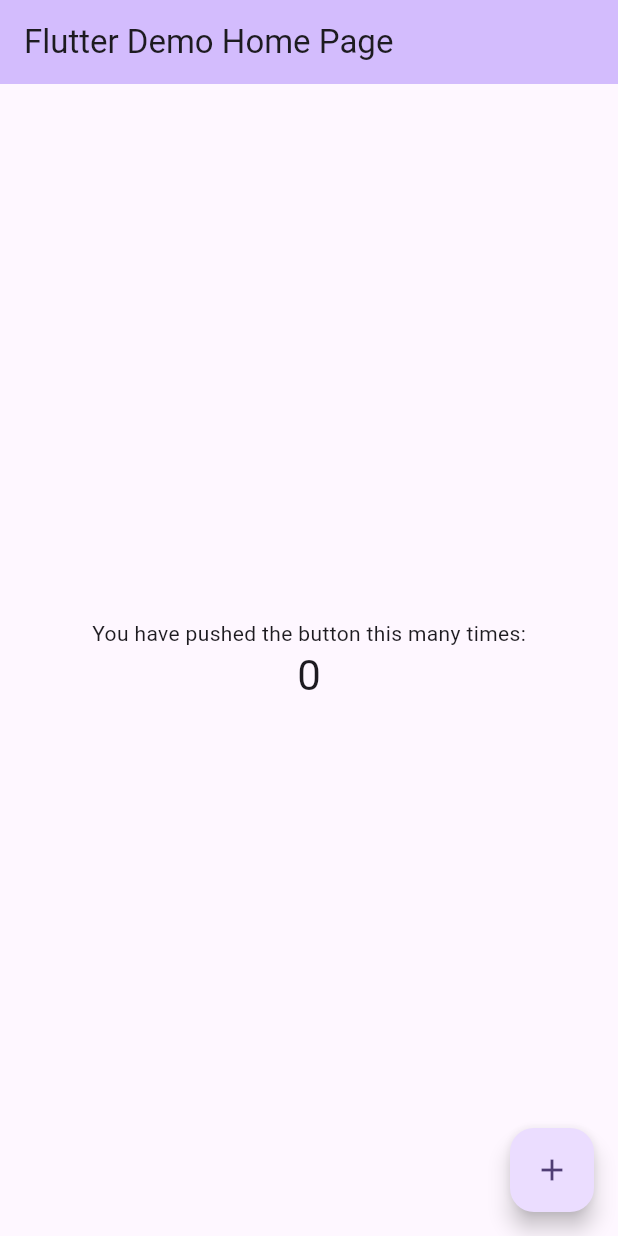
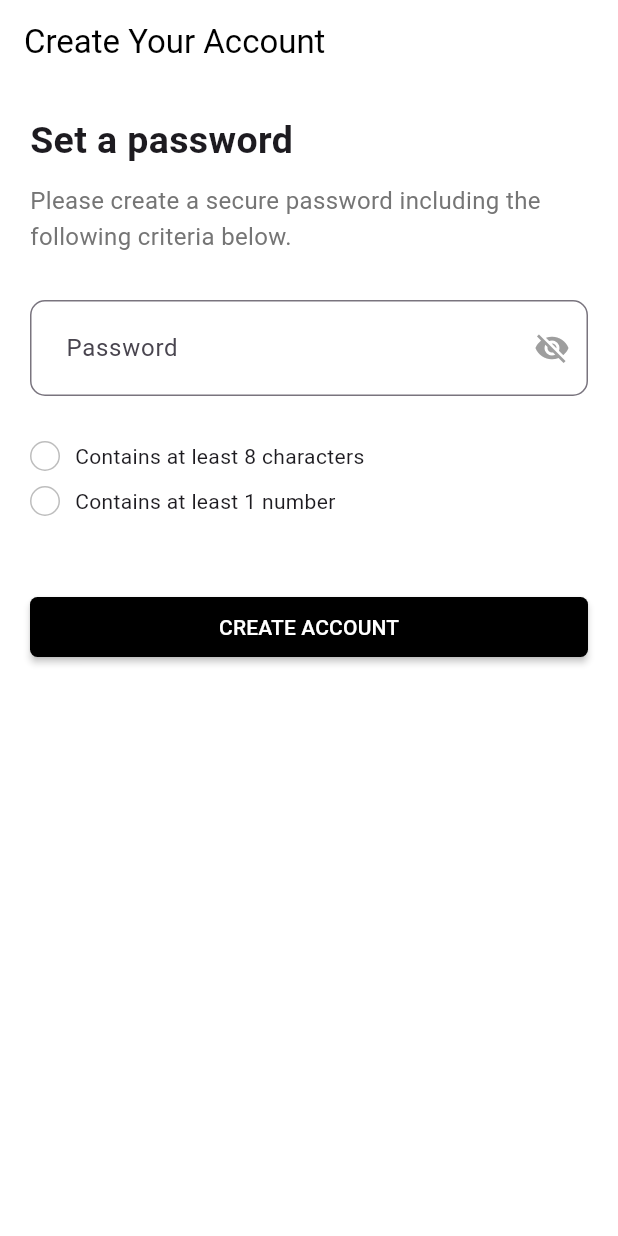
Before and after one commit to vikaspoute/flutter-ui-100-days-challenge, a Flutter app: the screen it shows after launch, on a phone screen of 412 x 824 dp. Run offline on Flutter 3.47's test engine with Material 3 defaults, Android fonts, the phone set to English and light mode, and no system bars.

Commit message:
password validation

```diff
--- a/day_1_ui/lib/main.dart
+++ b/day_1_ui/lib/main.dart
@@ -1,125 +1,134 @@
 import 'package:flutter/material.dart';
 
-void main() {
-  runApp(const MyApp());
+void main() => runApp(
+  const MaterialApp(
+    debugShowCheckedModeBanner: false,
+    home: HomePage(),
+  )
+);
+
+class HomePage extends StatefulWidget {
+  const HomePage({ Key? key }) : super(key: key);
+
+  @override
+  _HomePageState createState() => _HomePageState();
 }
 
-class MyApp extends StatelessWidget {
-  const MyApp({super.key});
+class _HomePageState extends State<HomePage> {
+  bool _isVisible = false;
+  bool _isPasswordEightCharacters = false;
+  bool _hasPasswordOneNumber = false;
 
-  // This widget is the root of your application.
-  @override
-  Widget build(BuildContext context) {
-    return MaterialApp(
-      title: 'Flutter Demo',
-      theme: ThemeData(
-        // This is the theme of your application.
-        //
-        // TRY THIS: Try running your application with "flutter run". You'll see
-        // the application has a blue toolbar. Then, without quitting the app,
-        // try changing the seedColor in the colorScheme below to Colors.green
-        // and then invoke "hot reload" (save your changes or press the "hot
-        // reload" button in a Flutter-supported IDE, or press "r" if you used
-        // the command line to start the app).
-        //
-        // Notice that the counter didn't reset back to zero; the application
-        // state is not lost during the reload. To reset the state, use hot
-        // restart instead.
-        //
-        // This works for code too, not just values: Most code changes can be
-        // tested with just a hot reload.
-        colorScheme: ColorScheme.fromSeed(seedColor: Colors.deepPurple),
-        useMaterial3: true,
-      ),
-      home: const MyHomePage(title: 'Flutter Demo Home Page'),
-    );
-  }
-}
+  onPasswordChanged(String password) {
+    final numericRegex = RegExp(r'[0-9]');
 
-class MyHomePage extends StatefulWidget {
-  const MyHomePage({super.key, required this.title});
+    setState(() {
+      _isPasswordEightCharacters = false;
+      if(password.length >= 8)
+        _isPasswordEightCharacters = true;
 
-  // This widget is the home page of your application. It is stateful, meaning
-  // that it has a State object (defined below) that contains fields that affect
-  // how it looks.
-
-  // This class is the configuration for the state. It holds the values (in this
-  // case the title) provided by the parent (in this case the App widget) and
-  // used by the build method of the State. Fields in a Widget subclass are
-  // always marked "final".
-
-  final String title;
-
-  @override
-  State<MyHomePage> createState() => _MyHomePageState();
-}
-
-class _MyHomePageState extends State<MyHomePage> {
-  int _counter = 0;
-
-  void _incrementCounter() {
-    setState(() {
-      // This call to setState tells the Flutter framework that something has
-      // changed in this State, which causes it to rerun the build method below
-      // so that the display can reflect the updated values. If we changed
-      // _counter without calling setState(), then the build method would not be
-      // called again, and so nothing would appear to happen.
-      _counter++;
+      _hasPasswordOneNumber = false;
+      if(numericRegex.hasMatch(password))
+        _hasPasswordOneNumber = true;
     });
   }
 
   @override
   Widget build(BuildContext context) {
-    // This method is rerun every time setState is called, for instance as done
-    // by the _incrementCounter method above.
-    //
-    // The Flutter framework has been optimized to make rerunning build methods
-    // fast, so that you can just rebuild anything that needs updating rather
-    // than having to individually change instances of widgets.
     return Scaffold(
       appBar: AppBar(
-        // TRY THIS: Try changing the color here to a specific color (to
-        // Colors.amber, perhaps?) and trigger a hot reload to see the AppBar
-        // change color while the other colors stay the same.
-        backgroundColor: Theme.of(context).colorScheme.inversePrimary,
-        // Here we take the value from the MyHomePage object that was created by
-        // the App.build method, and use it to set our appbar title.
-        title: Text(widget.title),
+        elevation: 0,
+        backgroundColor: Colors.white,
+        title: const Text("Create Your Account", style: TextStyle(color: Colors.black),),
       ),
-      body: Center(
-        // Center is a layout widget. It takes a single child and positions it
-        // in the middle of the parent.
+      body: Container(
+        color: Colors.white,
+        padding: const EdgeInsets.symmetric(horizontal: 20, vertical: 20),
         child: Column(
-          // Column is also a layout widget. It takes a list of children and
-          // arranges them vertically. By default, it sizes itself to fit its
-          // children horizontally, and tries to be as tall as its parent.
-          //
-          // Column has various properties to control how it sizes itself and
-          // how it positions its children. Here we use mainAxisAlignment to
-          // center the children vertically; the main axis here is the vertical
-          // axis because Columns are vertical (the cross axis would be
-          // horizontal).
-          //
-          // TRY THIS: Invoke "debug painting" (choose the "Toggle Debug Paint"
-          // action in the IDE, or press "p" in the console), to see the
-          // wireframe for each widget.
-          mainAxisAlignment: MainAxisAlignment.center,
-          children: <Widget>[
-            const Text(
-              'You have pushed the button this many times:',
+          crossAxisAlignment: CrossAxisAlignment.start,
+          children: [
+            const Text("Set a password", style: TextStyle(fontSize: 25, fontWeight: FontWeight.bold),),
+            const SizedBox(height: 10,),
+            Text("Please create a secure password including the following criteria below.",
+              style: TextStyle(fontSize: 16, height: 1.5, color: Colors.grey.shade600),),
+            const SizedBox(height: 30,),
+            TextField(
+              onChanged: (password) => onPasswordChanged(password),
+              obscureText: !_isVisible,
+              decoration: InputDecoration(
+                suffixIcon: IconButton(
+                  onPressed: () {
+                    setState(() {
+                      _isVisible = !_isVisible;
+                    });
+                  },
+                  icon: _isVisible ? const Icon(Icons.visibility, color: Colors.black,) :
+                    const Icon(Icons.visibility_off, color: Colors.grey,),
+                ),
+                border: OutlineInputBorder(
+                  borderRadius: BorderRadius.circular(10),
+                  borderSide: const BorderSide(color: Colors.black)
+                ),
+                focusedBorder: OutlineInputBorder(
+                  borderRadius: BorderRadius.circular(10),
+                  borderSide: const BorderSide(color: Colors.black)
+                ),
+                hintText: "Password",
+                contentPadding: const EdgeInsets.symmetric(horizontal: 20, vertical: 20),
+              ),
             ),
-            Text(
-              '$_counter',
-              style: Theme.of(context).textTheme.headlineMedium,
+            const SizedBox(height: 30,),
+            Row(
+              children: [
+                AnimatedContainer(
+                  duration: const Duration(milliseconds: 500),
+                  width: 20,
+                  height: 20,
+                  decoration: BoxDecoration(
+                    color: _isPasswordEightCharacters ?  Colors.green : Colors.transparent,
+                    border: _isPasswordEightCharacters ? Border.all(color: Colors.transparent) :
+                      Border.all(color: Colors.grey.shade400),
+                    borderRadius: BorderRadius.circular(50)
+                  ),
+                  child: const Center(child: Icon(Icons.check, color: Colors.white, size: 15,),),
+                ),
+                const SizedBox(width: 10,),
+                const Text("Contains at least 8 characters")
+              ],
             ),
+            const SizedBox(height: 10,),
+            Row(
+              children: [
+                AnimatedContainer(
+                  duration: const Duration(milliseconds: 500),
+                  width: 20,
+                  height: 20,
+                  decoration: BoxDecoration(
+                    color: _hasPasswordOneNumber ?  Colors.green : Colors.transparent,
+                    border: _hasPasswordOneNumber ? Border.all(color: Colors.transparent) :
+                      Border.all(color: Colors.grey.shade400),
+                    borderRadius: BorderRadius.circular(50)
+                  ),
+                  child: const Center(child: Icon(Icons.check, color: Colors.white, size: 15,),),
+                ),
+                const SizedBox(width: 10,),
+                const Text("Contains at least 1 number")
+              ],
+            ),
+            const SizedBox(height: 50,),
+            MaterialButton(
+              height: 40,
+              minWidth: double.infinity,
+              onPressed: () {},
+              color: Colors.black,
+              child: const Text("CREATE ACCOUNT", style: TextStyle(color: Colors.white),),
+              shape: RoundedRectangleBorder(
+                borderRadius: BorderRadius.circular(5)
+              ),
+            )
           ],
         ),
       ),
-      floatingActionButton: FloatingActionButton(
-        onPressed: _incrementCounter,
-        tooltip: 'Increment',
-        child: const Icon(Icons.add),
-      ), // This trailing comma makes auto-formatting nicer for build methods.
     );
   }
 }
```
Also changed, not shown: day_1_ui/pubspec.lock, 1 other file.
